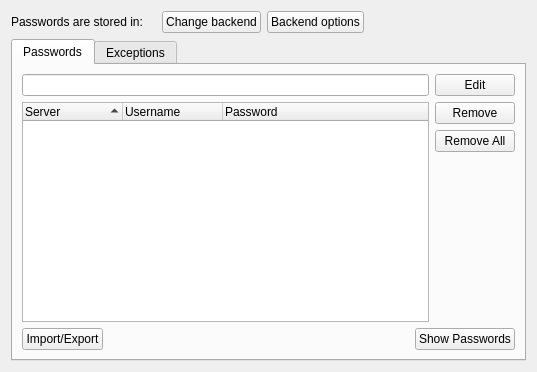
Before: the Qt Designer form src/lib/preferences/autofillmanager.ui in QupZilla/qupzilla, drawn with Qt 5.
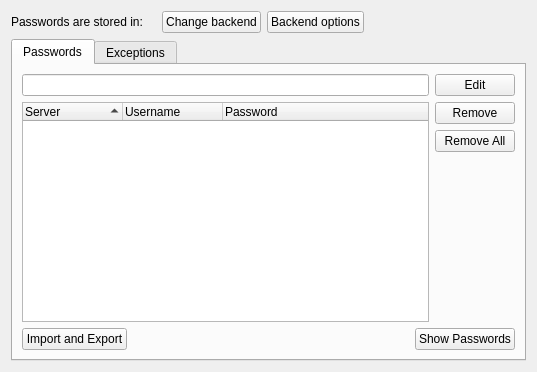
After: the same form once the commit is applied. Custom widgets are drawn as their Qt base class.

Patch:
```diff
--- a/src/lib/preferences/autofillmanager.ui
+++ b/src/lib/preferences/autofillmanager.ui
@@ -110,7 +110,7 @@
             </sizepolicy>
            </property>
            <property name="text">
-            <string>Import/Export</string>
+            <string>Import and Export</string>
            </property>
           </widget>
          </item>
```
